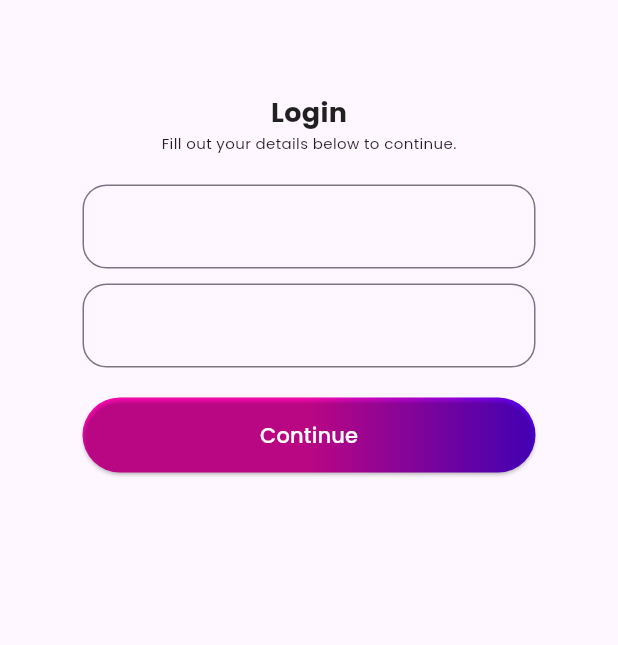
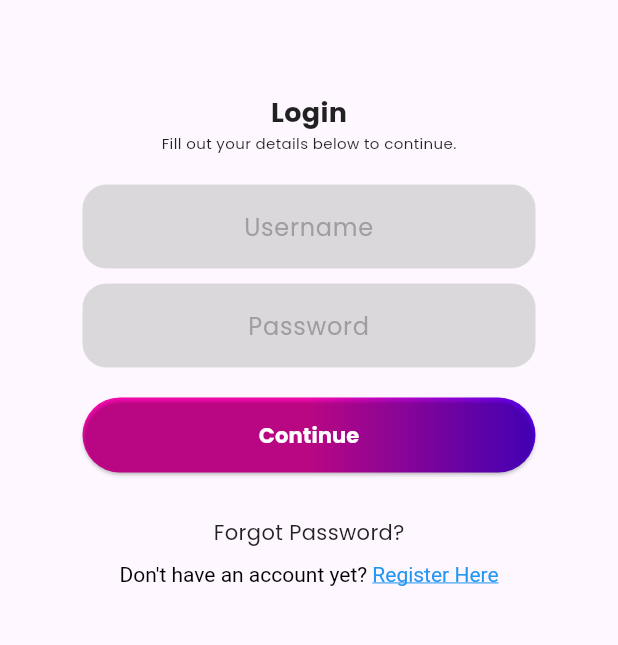
Before and after one commit to dumasrobert13/intern_mobile_app, a Flutter app: the LoginPage screen opened by its route, after a tap on "Continue with Email", on a phone screen of 412 x 824 dp, the part 417-1062 px from its top. Run offline on Flutter 3.47's test engine with Material 2 defaults, Android fonts, the phone set to English and light mode, and no system bars; our stand-ins replace firebase_core, flutter_svg, go_router, google_fonts, google_sign_in, logger; missing offline and left inert: flutter_facebook_auth; accounts and stored records are empty.

Commit message:
SW-Dumas "login and register for email"

```diff
--- /dev/null
+++ b/front-end/lib/components/continue_button.dart
@@ -0,0 +1,38 @@
+import 'package:flutter/material.dart';
+
+class ContinueButton extends StatelessWidget {
+
+  final Function()? onTap;
+
+  const ContinueButton({super.key, required this.onTap});
+
+  @override
+  Widget build(BuildContext context) {
+    return GestureDetector(
+      onTap: onTap,
+      child: Container(
+        width: 320,
+        height: 50,
+        decoration: const BoxDecoration(
+          gradient: LinearGradient(begin: Alignment.center, colors: [
+            Color.fromRGBO(255, 9, 180, 1),
+            Color.fromRGBO(90, 0, 247, 1)
+          ]),
+          borderRadius: BorderRadius.all(Radius.circular(37)),
+        ),
+        child: ElevatedButton(
+          onPressed: () => {},
+          style: ElevatedButton.styleFrom(backgroundColor: Colors.transparent),
+          child: const Text(
+            'Continue',
+            style: TextStyle(
+              fontSize: 14,
+              color: Colors.white,
+              fontWeight: FontWeight.bold,
+            ),
+          ),
+        ),
+      ),
+    );
+  }
+}
--- a/front-end/lib/components/login_textfield.dart
+++ b/front-end/lib/components/login_textfield.dart
@@ -1,13 +1,35 @@
 import 'package:flutter/material.dart';
 
 class LogInTextField extends StatelessWidget {
-  const LogInTextField({super.key});
+  // ignore: prefer_typing_uninitialized_variables
+  final controller;
+  final String hintText;
+  final bool obscureText;
+
+  const LogInTextField(
+      {super.key,
+      this.controller,
+      required this.hintText,
+      required this.obscureText});
 
   @override
   Widget build(BuildContext context) {
-    return const Padding(
-      padding: EdgeInsets.symmetric(horizontal: 25.0),
-      child: TextField(
+    return TextField(
+      textAlign: TextAlign.center,
+      controller: controller,
+      obscureText: obscureText,
+      decoration: InputDecoration(
+        border: const OutlineInputBorder(
+          borderRadius: BorderRadius.all(Radius.circular(16.0)),
+        ),
+        enabledBorder: const OutlineInputBorder(
+          borderSide: BorderSide(color: Colors.transparent),
+          borderRadius: BorderRadius.all(Radius.circular(16.0)),
+        ),
+        fillColor: const Color.fromRGBO(196, 196, 196, 0.6),
+        filled: true,
+        hintText: hintText,
+        hintStyle: TextStyle(color: Colors.grey[500]),
       ),
     );
   }
--- /dev/null
+++ b/front-end/lib/pages/login_email.dart
@@ -0,0 +1,96 @@
+import 'package:flutter/gestures.dart';
+import 'package:flutter/material.dart';
+import 'package:flutter_svg/svg.dart';
+import 'package:go_router/go_router.dart';
+import 'package:intern_mobile_app/components/continue_button.dart';
+import 'package:intern_mobile_app/components/login_textfield.dart';
+
+class LoginEmail extends StatelessWidget {
+  LoginEmail({super.key});
+
+  final usernameController = TextEditingController();
+  final passwordController = TextEditingController();
+
+  //sign in function
+  void signIn() {}
+
+  @override
+  Widget build(BuildContext context) {
+    return Scaffold(
+      body: SafeArea(
+        child: Padding(
+          padding: const EdgeInsets.symmetric(vertical: 40.0, horizontal: 55.0),
+          child: Center(
+            child: Column(
+              children: [
+                const Text('0 of 7'),
+                const SizedBox(height: 50),
+                SvgPicture.asset(
+                  'lib/assets/images/log-in/logo-black.svg',
+                  height: 168,
+                  width: 213,
+                ),
+                const SizedBox(height: 62),
+                const Text(
+                  'Login',
+                  style: TextStyle(
+                    fontSize: 18,
+                    fontWeight: FontWeight.bold,
+                  ),
+                ),
+                const Text(
+                  'Fill out your details below to continue.',
+                  style: TextStyle(
+                    fontSize: 10,
+                  ),
+                ),
+                const SizedBox(height: 21),
+                //email
+                LogInTextField(
+                  controller: usernameController,
+                  hintText: 'Username',
+                  obscureText: false,
+                ),
+                const SizedBox(height: 10),
+                //password
+                LogInTextField(
+                  controller: passwordController,
+                  hintText: 'Password',
+                  obscureText: true,
+                ),
+                const SizedBox(height: 20),
+                //continue button
+                ContinueButton(
+                  onTap: signIn,
+                ),
+                const SizedBox(height: 30),
+                //forgot password
+                const Text('Forgot Password?'),
+                const SizedBox(height: 10),
+                RichText(
+                  text: TextSpan(
+                    children: [
+                      const TextSpan(
+                          text: 'Don\'t have an account yet? ',
+                          style: TextStyle(color: Colors.black)),
+                      TextSpan(
+                          text: 'Register Here',
+                          style: const TextStyle(
+                            color: Colors.blue,
+                            decoration: TextDecoration.underline,
+                          ),
+                          recognizer: TapGestureRecognizer()
+                            ..onTap = () {
+                              context.go('/register_email');
+                            }),
+                    ],
+                  ),
+                ),
+              ],
+            ),
+          ),
+        ),
+      ),
+    );
+  }
+}
--- a/front-end/lib/pages/login_page.dart
+++ b/front-end/lib/pages/login_page.dart
@@ -15,13 +15,13 @@ class LoginPage extends StatelessWidget {
 // Login with Google.
   Future<String> loginUserWithGoogle() async {
     final GoogleSignIn googleSignIn = GoogleSignIn(
-      clientId: '303559538310-a4jqf81agjem14ufmrgpv536k4kiaejs.apps.googleusercontent.com',
-      scopes: ['email']);
+        clientId:
+            '303559538310-a4jqf81agjem14ufmrgpv536k4kiaejs.apps.googleusercontent.com',
+        scopes: ['email']);
 
     try {
-      final GoogleSignInAccount? googleUser =
-          await googleSignIn.signIn();
-          logger.d(googleUser);
+      final GoogleSignInAccount? googleUser = await googleSignIn.signIn();
+      logger.d(googleUser);
       if (googleUser != null) {
         final GoogleSignInAuthentication googleAuth =
             await googleUser.authentication;
@@ -136,7 +136,10 @@ class LoginPage extends StatelessWidget {
                         const SizedBox(height: 10),
                         //button for email
                         LoginButton(
-                            text: 'Continue with Email', onPressed: ()  => context.go('/register_login_email'), logo: 'lib/assets/images/log-in/email.png',),
+                          text: 'Continue with Email',
+                          onPressed: () => context.go('/login_email'),
+                          logo: 'lib/assets/images/log-in/email.png',
+                        ),
                         const SizedBox(height: 29),
                         const Text(
                           'By signing up, you agree to our Terms of Service and Privacy Policy',
--- a/front-end/lib/pages/register_login_email.dart
+++ /dev/null
@@ -1,82 +0,0 @@
-import 'package:flutter/material.dart';
-import 'package:flutter_svg/svg.dart';
-
-class RegisterLogin extends StatelessWidget {
-  const RegisterLogin({super.key});
-
-  @override
-  Widget build(BuildContext context) {
-    return Scaffold(
-      body: SafeArea(
-        child: Padding(
-          padding: const EdgeInsets.symmetric(vertical: 40.0, horizontal: 55.0),
-          child: Center(
-            child: Column(
-              children: [
-                const Text('0 of 7'),
-                const SizedBox(height: 50),
-                SvgPicture.asset(
-                  'lib/assets/images/log-in/logo-black.svg',
-                  height: 168,
-                  width: 213,
-                ),
-                const SizedBox(height: 62),
-                const Text(
-                  'Login',
-                  style: TextStyle(
-                    fontSize: 18,
-                    fontWeight: FontWeight.bold,
-                  ),
-                ),
-                const Text(
-                  'Fill out your details below to continue.',
-                  style: TextStyle(
-                    fontSize: 10,
-                  ),
-                ),
-                const SizedBox(height: 21),
-                const TextField(
-                  decoration: InputDecoration(
-                    border: OutlineInputBorder(
-                        borderRadius: BorderRadius.all(Radius.circular(16.0))),
-                  ),
-                ),
-                const SizedBox(height: 10),
-                const TextField(
-                  decoration: InputDecoration(
-                    border: OutlineInputBorder(
-                        borderRadius: BorderRadius.all(Radius.circular(16.0))),
-                  ),
-                ),
-                const SizedBox(height: 20),
-                Container(
-                  width: 320,
-                  height: 50,
-                  decoration: const BoxDecoration(
-                    gradient: LinearGradient(begin: Alignment.center, colors: [
-                      Color.fromRGBO(255, 9, 180, 1),
-                      Color.fromRGBO(90, 0, 247, 1)
-                    ]),
-                    borderRadius: BorderRadius.all(Radius.circular(37)),
-                  ),
-                  child: ElevatedButton(
-                    onPressed: () => {},
-                    style: ElevatedButton.styleFrom(
-                        backgroundColor: Colors.transparent),
-                    child: const Text(
-                      'Continue',
-                      style: TextStyle(
-                        fontSize: 14,
-                        color: Colors.white,
-                      ),
-                    ),
-                  ),
-                ),
-              ],
-            ),
-          ),
-        ),
-      ),
-    );
-  }
-}
--- a/front-end/lib/pages/routes/app_route_config.dart
+++ b/front-end/lib/pages/routes/app_route_config.dart
@@ -2,7 +2,8 @@
 import 'package:go_router/go_router.dart';
 import 'package:intern_mobile_app/pages/Home/explore.dart';
 import 'package:intern_mobile_app/pages/login_page.dart';
-import 'package:intern_mobile_app/pages/register_login_email.dart';
+import 'package:intern_mobile_app/pages/login_email.dart';
+import 'package:intern_mobile_app/pages/register_email.dart';
 
 class MyAppRouter {
   GoRouter router = GoRouter(
@@ -18,9 +19,14 @@ class MyAppRouter {
         builder: (context, state) => const LoginPage(title: 'log in page'),
       ),
       GoRoute(
+        name: 'login_email',
+        path: '/login_email',
+        builder: (context, state) => LoginEmail(),
+      ),
+      GoRoute(
         name: 'register',
-        path: '/register_login_email',
-        builder: (context, state) => const RegisterLogin(),
+        path: '/register_email',
+        builder: (context, state) => RegisterEmail(),
       ),
     ],
   );
```
Also changed, not shown: front-end/lib/pages/register_email.dart (added, +85 -0 lines), 3 other files.
